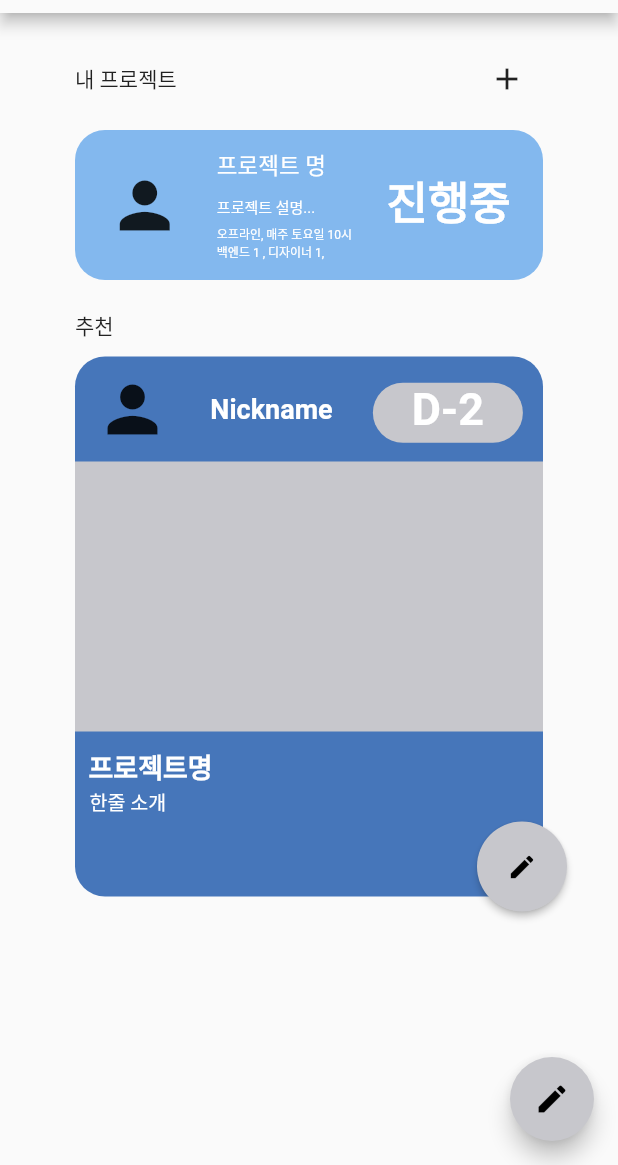
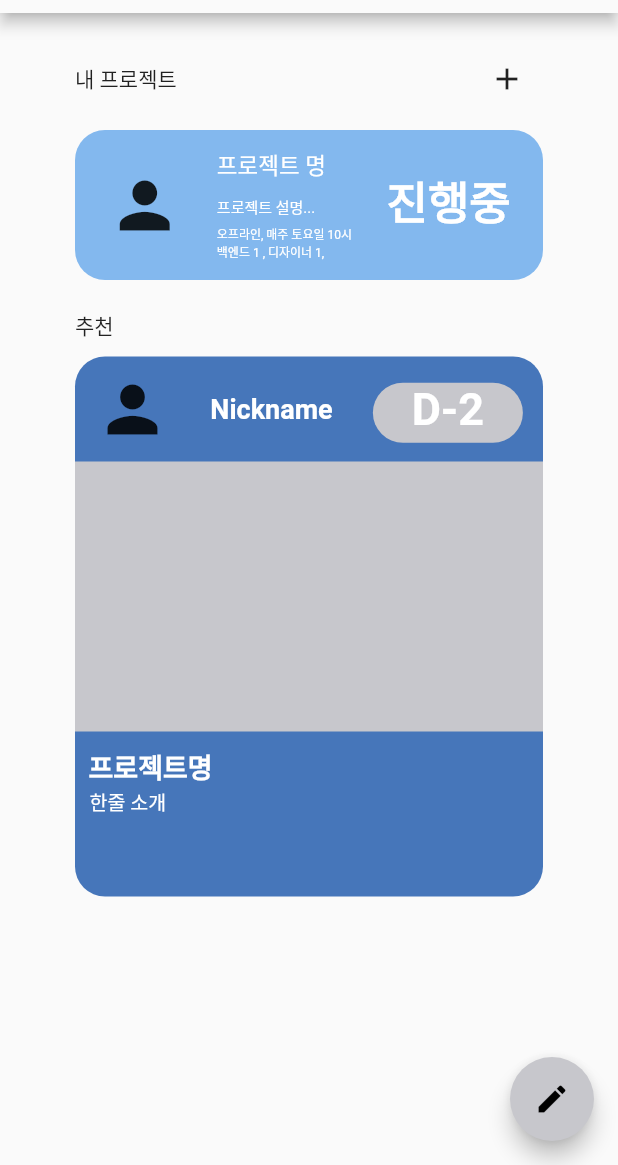
Before and after one commit to computerteam9/MEETEAM, a Flutter app: the MainPage screen opened directly, on a phone screen of 412 x 824 dp, the part 71-1236 px from its top. Run offline on Flutter 3.47's test engine with Material 2 defaults, Android fonts, the phone set to English and light mode, and no system bars.

Commit message:
삭제 : 기존 플로팅 버튼 제거

```diff
--- a/lib/MainPage.dart
+++ b/lib/MainPage.dart
@@ -111,7 +111,6 @@ class MainPage extends StatelessWidget {
                   ],
                 ),
                 // 추천 프로젝트 리스트
-                Stack(children: [
                 Container(
                     height: 360,
                     margin: const EdgeInsets.fromLTRB(0, 10, 50, 10),
@@ -173,28 +172,6 @@ class MainPage extends StatelessWidget {
                             TextStyle(fontSize: 13, color: Colors.white),
                           )
                         ])),
-                  Positioned(
-                    bottom: 0,
-                    right: 20,
-                    child: MaterialButton(
-                      onPressed: () {
-                        Navigator.push(
-                            context,
-                            MaterialPageRoute(
-                              builder: (context) => ProjectWritePage(),
-                            ));
-                      },
-                      color: CupertinoColors.systemGrey3,
-                      textColor: Colors.black,
-                      padding: const EdgeInsets.all(20),
-                      shape: const CircleBorder(),
-                      child: const Icon(
-                        Icons.create,
-                        size: 20,
-                      ),
-                    ),
-                  )
-                ])
               ]))
         ]));
   }
```
Lines whose indentation alone changed are shown as unchanged.
